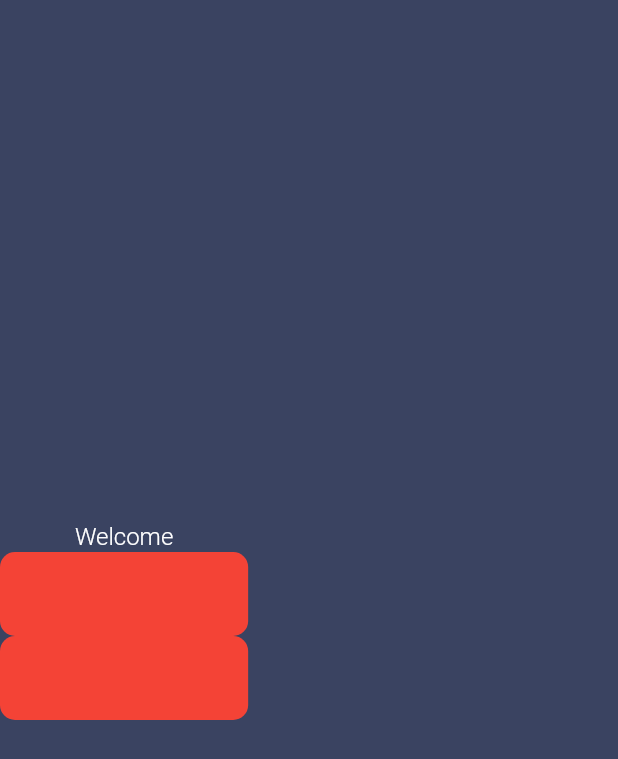
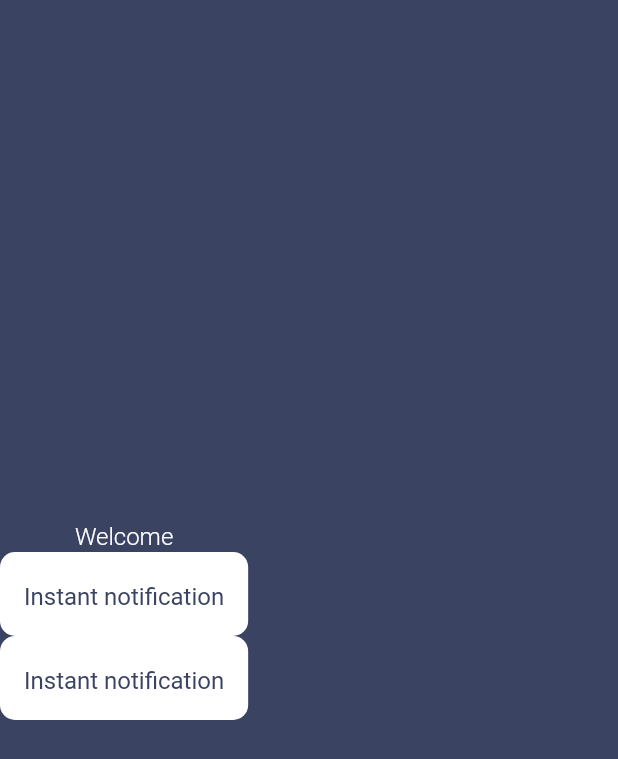
Before and after one commit to DavidKlant/blank_project, a Flutter app: the screen it shows after launch, on a phone screen of 412 x 824 dp. Shown: the top 759 px of the screen. Run offline on Flutter 3.47's test engine with Material 2 defaults, Android fonts, the phone set to English and light mode, and no system bars; our stand-ins replace flutter_local_notifications, flutter_native_timezone, freezed_annotation, go_router, shared_preferences, timezone; Roboto replaces fonts that are missing (SpartanSemiBold).

Commit message:
Refactor colors

```diff
--- a/lib/design/app_design.dart
+++ b/lib/design/app_design.dart
@@ -11,8 +11,8 @@ class AppDesign {
   }
 
   // BORDER RADII
-  static BorderRadius borderRadius10 = BorderRadius.circular(10);
-  static BorderRadius borderRadius15 = BorderRadius.circular(15);
+  static BorderRadius borderRadiusSmall = BorderRadius.circular(10);
+  static BorderRadius borderRadiusRegular = BorderRadius.circular(15);
   static BorderRadius borderRadiusFull = BorderRadius.circular(9999);
 
   // PADDING
--- a/lib/design/app_design_theme_data.dart
+++ b/lib/design/app_design_theme_data.dart
@@ -97,10 +97,10 @@ class AppDesignThemeData {
         cardTheme: CardTheme(
           elevation: 8,
           clipBehavior: Clip.hardEdge,
-          color: UIColors.darkBlue01,
+          color: UIColors.backgroundColor,
           margin: EdgeInsets.zero,
           shape: RoundedRectangleBorder(
-            borderRadius: AppDesign.borderRadius10,
+            borderRadius: AppDesign.borderRadiusSmall,
           ),
           shadowColor: Colors.black,
         ),
@@ -126,7 +126,7 @@ class AppDesignThemeData {
             shadowColor: MaterialStateProperty.all(Colors.transparent),
             shape: MaterialStateProperty.all(
               RoundedRectangleBorder(
-                borderRadius: AppDesign.borderRadius10,
+                borderRadius: AppDesign.borderRadiusSmall,
               ),
             ),
           ),
@@ -170,14 +170,14 @@ class AppDesignThemeData {
             elevation: 0,
             behavior: SnackBarBehavior.floating),
         colorScheme: const ColorScheme(
-            primary: Colors.red,
-            onPrimary: Colors.red,
-            secondary: UIColors.white,
-            onSecondary: Colors.red,
+            primary: UIColors.white,
+            onPrimary: UIColors.backgroundColor,
+            secondary: UIColors.backgroundColor,
+            onSecondary: UIColors.white,
             error: Colors.red,
             onError: Colors.red,
-            background: Colors.red,
-            onBackground: Colors.red,
+            background: UIColors.backgroundColor,
+            onBackground: UIColors.white,
             surface: Colors.red,
             onSurface: Colors.red,
             brightness: Brightness.light,
@@ -189,13 +189,13 @@ class AppDesignThemeData {
           elevation: 0,
           backgroundColor: Colors.transparent,
           selectedItemColor: UIColors.white,
-          unselectedItemColor: UIColors.mediumGrey,
+          unselectedItemColor: UIColors.unselectedColor,
           selectedLabelStyle: textTheme.labelSmall,
           unselectedLabelStyle: textTheme.labelSmall,
         ),
         backgroundColor: Colors.red,
         highlightColor: UIColors.white,
-        scaffoldBackgroundColor: UIColors.darkBlue01,
+        scaffoldBackgroundColor: UIColors.backgroundColor,
         disabledColor: Colors.red,
       );
 }
--- a/lib/design/ui_colors.dart
+++ b/lib/design/ui_colors.dart
@@ -2,30 +2,14 @@ import 'package:flutter/material.dart';
 
 class UIColors {
   static const Color black = Color(0xFF000000);
-  static Color black050 = UIColors.black.withOpacity(0.5);
-  static Color black035 = UIColors.black.withOpacity(0.35);
-
   static const Color white = Color(0xFFFFFFFF);
-  static Color white080 = white.withOpacity(0.8);
-  static Color whiteO60 = white.withOpacity(0.6);
   static Color whiteO30 = white.withOpacity(0.3);
 
-  static const Color darkBlue01 = Color(0xFF3A4361);
-  static const Color darkBlue02 = Color(0xFF242A3D);
+  static const Color backgroundColor = Color(0xFF3A4361);
 
   // used for unselected botBarItems
-  static const Color mediumGrey = Color(0xFF979797);
+  static const Color unselectedColor = Color(0xFF979797);
 
   static Color success = Colors.green;
   static Color failure = Colors.red;
-
-  /// achievements colors
-  static const Color goldTop = Color(0xFFDCC600);
-  static const Color goldBottom = Color(0xFFCF8E10);
-
-  static const Color silverTop = Color(0xFFA6A59A);
-  static const Color silverBottom = Color(0xFF7A776D);
-
-  static const Color bronzeTop = Color(0xFFD1A057);
-  static const Color bronzeBottom = Color(0xFF7E5C29);
 }
```
